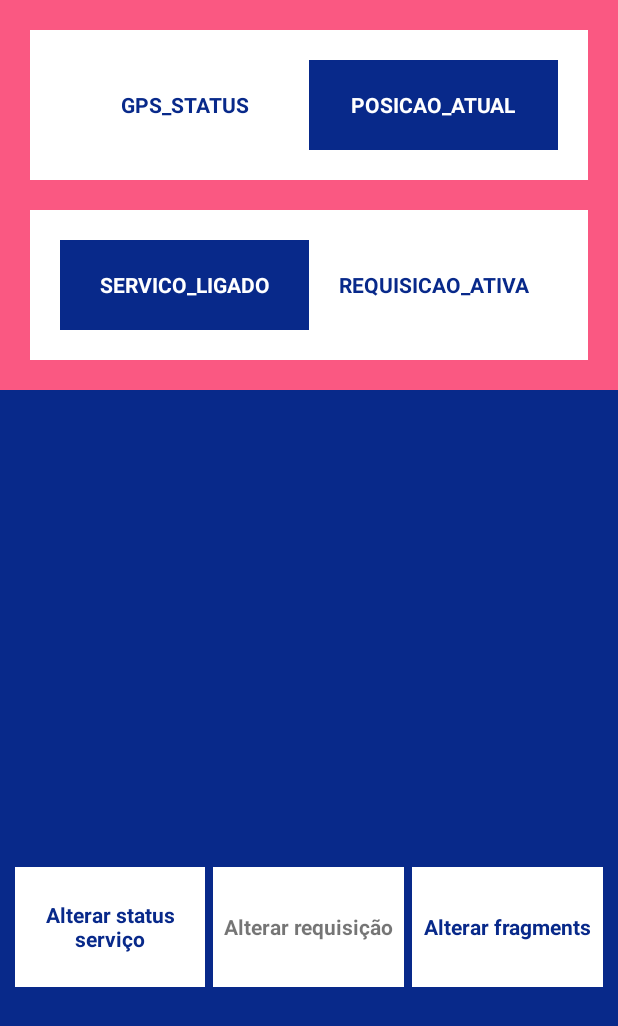
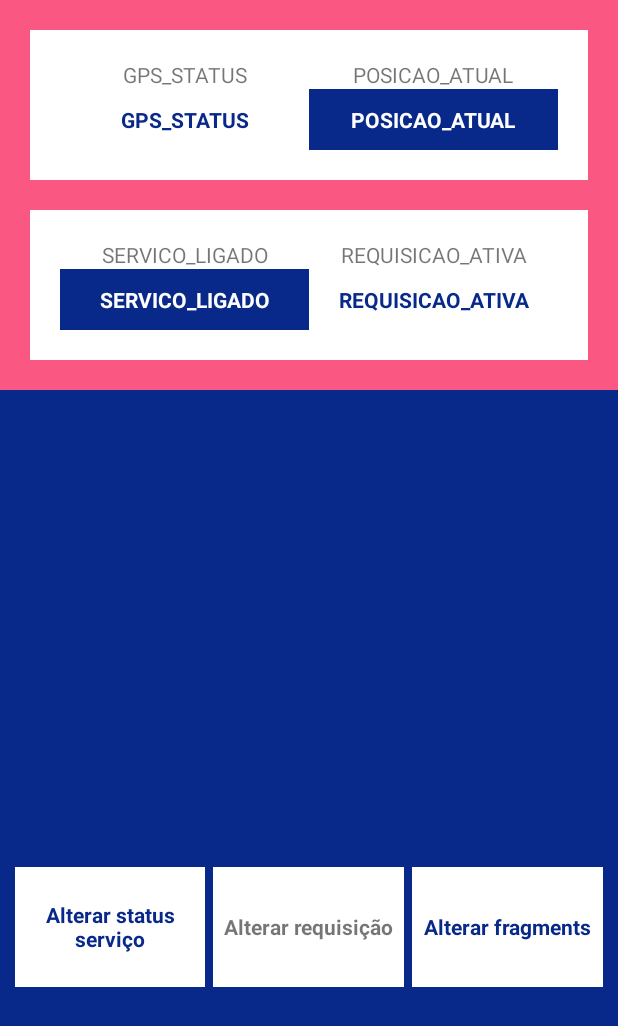
Before and after one commit to nicconicco/CursosDoCNG, an Android app: the screen it shows after launch (GpsActivity), on a phone screen of 412 x 824 dp. Shown: the top 1026 px of the screen. Run offline under Robolectric (Android 15) with nearby library versions, the phone set to English and light mode, and no system bars; our stand-ins replace AdMob.

Commit message:
Comitao app finalizada.

```diff
--- a/app/src/main/res/layout/fragment_gps.xml
+++ b/app/src/main/res/layout/fragment_gps.xml
@@ -1,8 +1,8 @@
 <?xml version="1.0" encoding="utf-8"?>
 <LinearLayout xmlns:android="http://schemas.android.com/apk/res/android"
-    android:orientation="vertical"
     android:layout_width="match_parent"
-    android:layout_height="match_parent">
+    android:layout_height="match_parent"
+    android:orientation="vertical">
 
 
     <ScrollView
@@ -12,68 +12,122 @@
         <LinearLayout
             android:layout_width="match_parent"
             android:layout_height="match_parent"
+            android:background="@color/rosa"
             android:orientation="vertical"
-            android:padding="@dimen/dim20dp"
-            android:background="@color/rosa">
+            android:padding="@dimen/dim20dp">
 
 
             <LinearLayout
-                android:layout_marginBottom="@dimen/dim20dp"
-                android:padding="@dimen/dim20dp"
-                android:background="@color/branco"
                 android:layout_width="match_parent"
                 android:layout_height="100dp"
-                android:orientation="horizontal">
+                android:layout_marginBottom="@dimen/dim20dp"
+                android:background="@color/branco"
+                android:orientation="horizontal"
+                android:padding="@dimen/dim20dp">
 
-                <TextView
-                    android:id="@+id/tGpsStatus"
-                    android:textColor="@color/azul"
-                    android:layout_width="match_parent"
+                <LinearLayout
+                    android:layout_width="0dp"
                     android:layout_height="match_parent"
                     android:layout_weight="1"
-                    android:gravity="center"
-                    android:textStyle="bold"
-                    android:text="@string/gps_status" />
+                    android:orientation="vertical">
 
-                <TextView
-                    android:id="@+id/tPosicaoAtual"
-                    android:textColor="@color/branco"
-                    android:background="@color/azul"
-                    android:layout_width="match_parent"
+                    <TextView
+                        android:layout_width="match_parent"
+                        android:layout_height="wrap_content"
+                        android:gravity="center"
+                        android:text="@string/gps_status" />
+
+                    <TextView
+                        android:id="@+id/tGpsStatus"
+                        android:layout_width="match_parent"
+                        android:layout_height="match_parent"
+                        android:gravity="center"
+                        android:text="@string/gps_status"
+                        android:textColor="@color/azul"
+                        android:textStyle="bold" />
+
+                </LinearLayout>
+
+                <LinearLayout
+                    android:layout_width="0dp"
                     android:layout_height="match_parent"
                     android:layout_weight="1"
-                    android:gravity="center"
-                    android:textStyle="bold"
-                    android:text="@string/posicao_atual" />
+                    android:orientation="vertical">
+
+                    <TextView
+                        android:layout_width="match_parent"
+                        android:layout_height="wrap_content"
+                        android:gravity="center"
+                        android:text="@string/posicao_atual" />
+
+                    <TextView
+                        android:id="@+id/tPosicaoAtual"
+                        android:layout_width="match_parent"
+                        android:layout_height="match_parent"
+                        android:layout_weight="1"
+                        android:background="@color/azul"
+                        android:gravity="center"
+                        android:text="@string/posicao_atual"
+                        android:textColor="@color/branco"
+                        android:textStyle="bold" />
+                </LinearLayout>
             </LinearLayout>
 
             <LinearLayout
-                android:padding="@dimen/dim20dp"
-                android:background="@color/branco"
                 android:layout_width="match_parent"
                 android:layout_height="100dp"
-                android:orientation="horizontal">
+                android:background="@color/branco"
+                android:orientation="horizontal"
+                android:padding="@dimen/dim20dp">
 
-                <TextView
-                    android:id="@+id/tStatusServico"
-                    android:textColor="@color/branco"
-                    android:background="@color/azul"
-                    android:layout_width="match_parent"
+                <LinearLayout
+                    android:layout_width="0dp"
                     android:layout_height="match_parent"
                     android:layout_weight="1"
-                    android:gravity="center"
-                    android:textStyle="bold"
-                    android:text="@string/servico_ligado" />
+                    android:orientation="vertical">
 
-                <TextView
-                    android:id="@+id/tRequisicoes"
-                    android:textColor="@color/azul"
-                    android:layout_width="match_parent"
+                    <TextView
+                        android:layout_width="match_parent"
+                        android:layout_height="wrap_content"
+                        android:gravity="center"
+                        android:text="@string/servico_ligado" />
+
+                    <TextView
+                        android:id="@+id/tStatusServico"
+                        android:layout_width="match_parent"
+                        android:layout_height="match_parent"
+                        android:layout_weight="1"
+                        android:background="@color/azul"
+                        android:gravity="center"
+                        android:text="@string/servico_ligado"
+                        android:textColor="@color/branco"
+                        android:textStyle="bold" />
+
+                </LinearLayout>
+
+
+                <LinearLayout
+                    android:layout_width="0dp"
                     android:layout_height="match_parent"
                     android:layout_weight="1"
-                    android:gravity="center"
-                    android:textStyle="bold"
-                    android:text="@string/requisicao_ativa" />
+                    android:orientation="vertical">
+
+                    <TextView
+                        android:layout_width="match_parent"
+                        android:layout_height="wrap_content"
+                        android:gravity="center"
+                        android:text="@string/requisicao_ativa" />
+
+                    <TextView
+                        android:id="@+id/tRequisicoes"
+                        android:layout_width="match_parent"
+                        android:layout_height="match_parent"
+                        android:layout_weight="1"
+                        android:gravity="center"
+                        android:text="@string/requisicao_ativa"
+                        android:textColor="@color/azul"
+                        android:textStyle="bold" />
+                </LinearLayout>
             </LinearLayout>
         </LinearLayout>
     </ScrollView>
```
